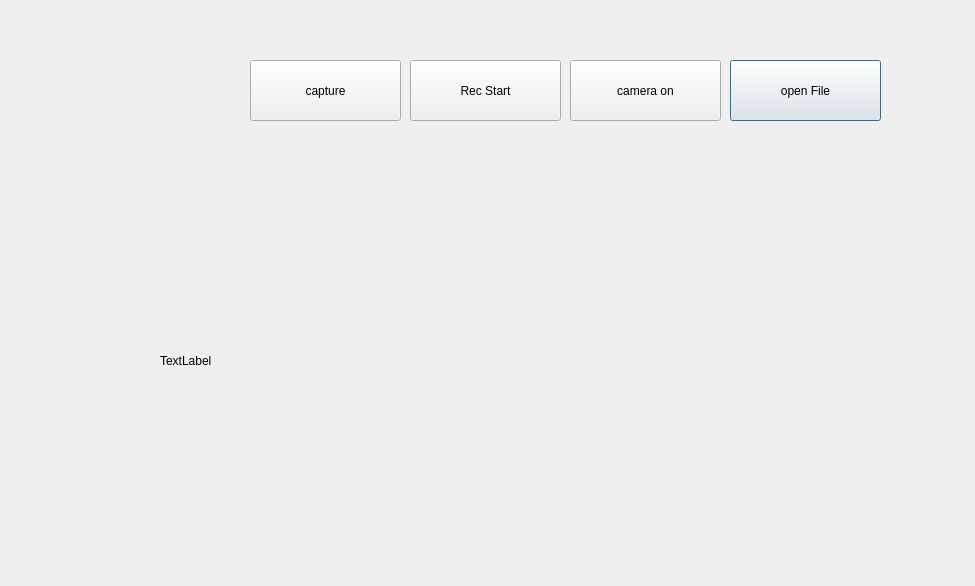
Above: study/PyQt/withopencv/withopencv.ui from beanwork/dev_ws3 before the change. Below: the same form after it.
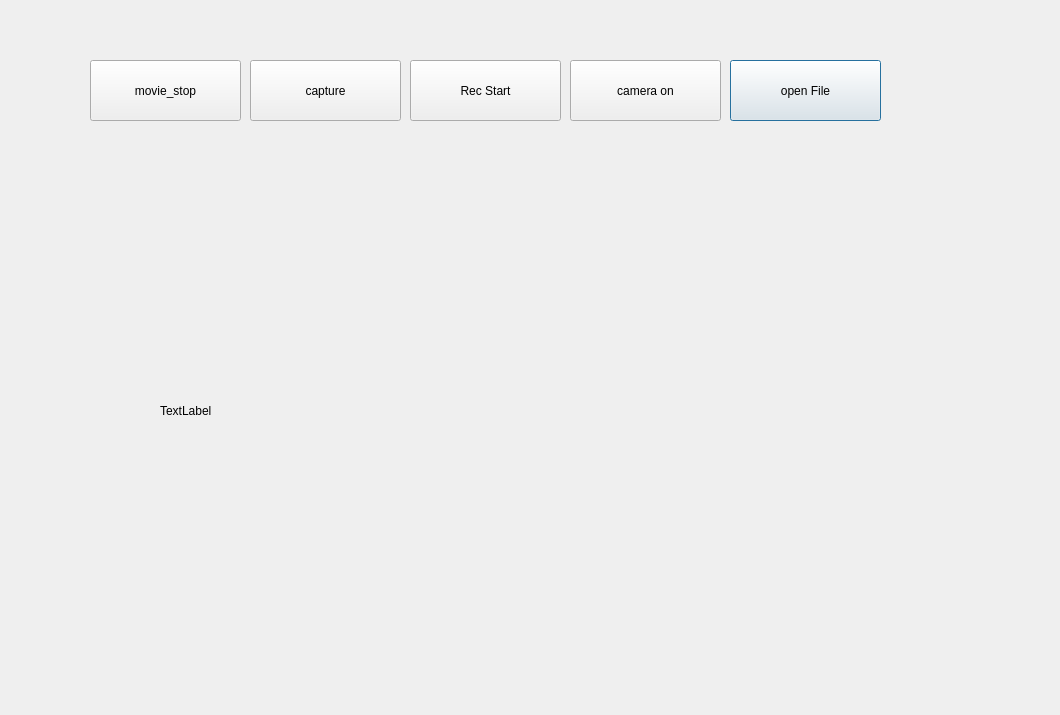
That is the form after the change.

Commit message: success play video

Patch:
```diff
--- a/study/PyQt/withopencv/withopencv.ui
+++ b/study/PyQt/withopencv/withopencv.ui
@@ -6,8 +6,8 @@
    <rect>
     <x>0</x>
     <y>0</y>
-    <width>975</width>
-    <height>586</height>
+    <width>1060</width>
+    <height>715</height>
    </rect>
   </property>
   <property name="windowTitle">
@@ -32,7 +32,7 @@
      <x>160</x>
      <y>180</y>
      <width>661</width>
-     <height>361</height>
+     <height>461</height>
     </rect>
    </property>
    <property name="text">
@@ -78,6 +78,19 @@
     <string>capture</string>
    </property>
   </widget>
+  <widget class="QPushButton" name="movie_stopbtn">
+   <property name="geometry">
+    <rect>
+     <x>90</x>
+     <y>60</y>
+     <width>151</width>
+     <height>61</height>
+    </rect>
+   </property>
+   <property name="text">
+    <string>movie_stop</string>
+   </property>
+  </widget>
  </widget>
  <resources/>
  <connections/>
```
The commit also changes 1 other file.
